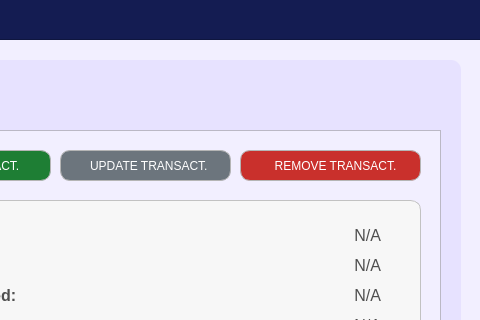
Above: Resources/UIs/MainPages/TransactionPages/services.ui from Yohhannn/Barangay-Records-Statistics-System before the change; both pictures show x 870 to 1350 and y 0 to 320 of the 1350 by 850 pixel window. Below: the same form after it.
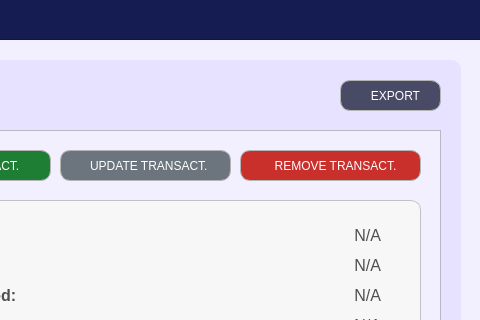
That is the form after the change. Icons and pictures are not drawn.

Commit message: Services Export Button

Diff of the .ui file:
```diff
--- a/Resources/UIs/MainPages/TransactionPages/services.ui
+++ b/Resources/UIs/MainPages/TransactionPages/services.ui
@@ -1371,6 +1371,61 @@
      </size>
     </property>
    </widget>
+   <widget class="QPushButton" name="btn_export">
+    <property name="geometry">
+     <rect>
+      <x>1190</x>
+      <y>20</y>
+      <width>101</width>
+      <height>31</height>
+     </rect>
+    </property>
+    <property name="font">
+     <font>
+      <family>Arial</family>
+      <pointsize>9</pointsize>
+     </font>
+    </property>
+    <property name="cursor">
+     <cursorShape>PointingHandCursor</cursorShape>
+    </property>
+    <property name="focusPolicy">
+     <enum>Qt::FocusPolicy::NoFocus</enum>
+    </property>
+    <property name="styleSheet">
+     <string notr="true">#btn_export {
+    background-color:  #494b66; /* Default green */
+    color: white;
+    border: 1px solid #b5b5b5;
+    border-radius: 10px;
+    padding: 10px; 
+}
+
+#btn_export:hover {
+    background-color: #696d93; /* Brighter green when hovered */
+    color: white; 
+}
+
+#btn_export:pressed {
+    background-color:  #677f93; /* Darker green when pressed */
+    color: white; 
+}
+</string>
+    </property>
+    <property name="text">
+     <string>   EXPORT</string>
+    </property>
+    <property name="icon">
+     <iconset>
+      <normaloff>../../../Icons/FuncIcons/icon_export.svg</normaloff>../../../Icons/FuncIcons/icon_export.svg</iconset>
+    </property>
+    <property name="iconSize">
+     <size>
+      <width>20</width>
+      <height>20</height>
+     </size>
+    </property>
+   </widget>
   </widget>
  </widget>
  <resources/>
```
The commit also changes 1 other file.
